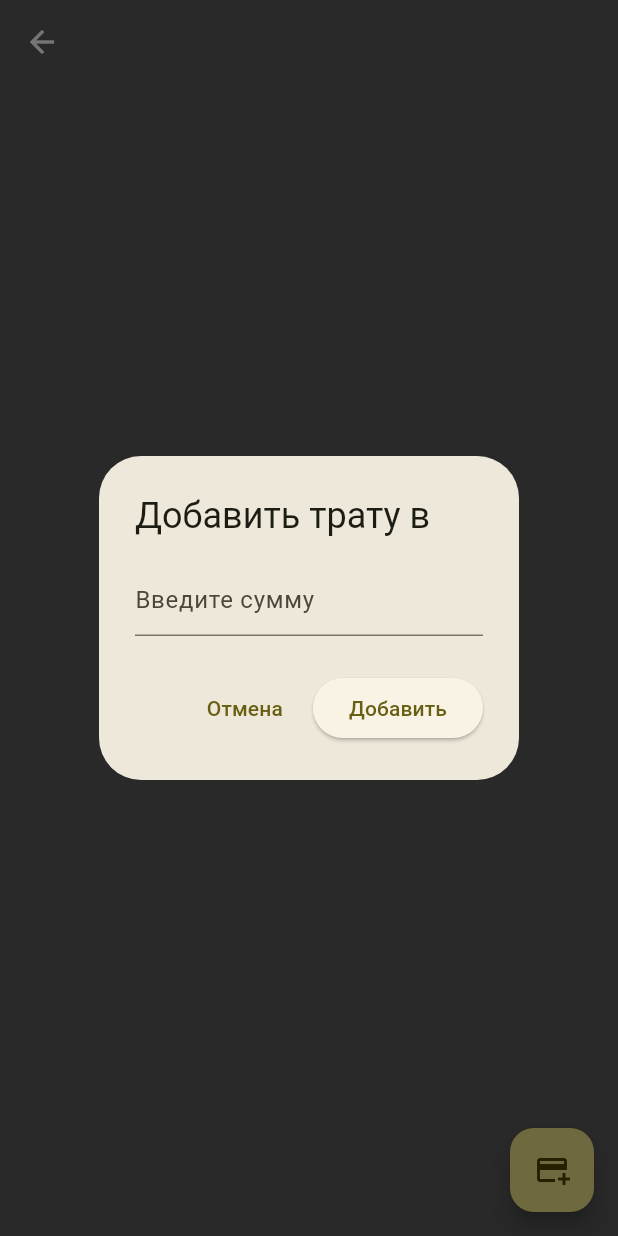
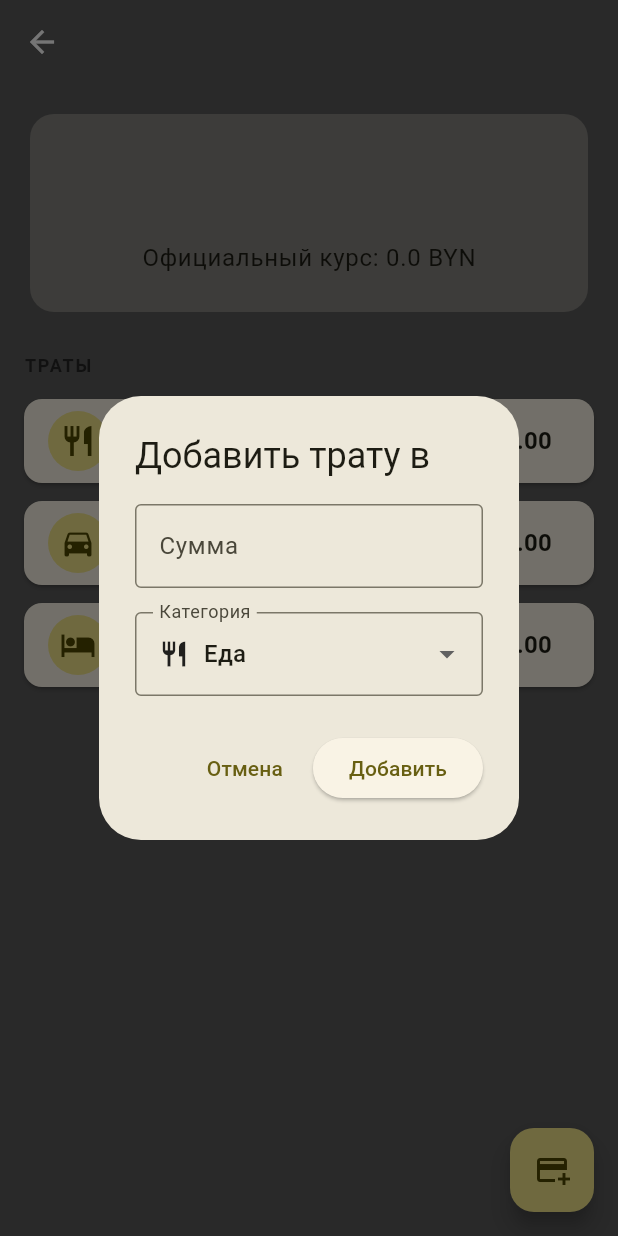
Before and after one commit to barrytotter/boga_tavel_wallet, a Flutter app: the CountryScreen screen opened directly with empty values, after a tap on the "add card" icon, on a phone screen of 412 x 824 dp. Run offline on Flutter 3.47's test engine with Material 3 defaults, Android fonts, the phone set to English and light mode, and no system bars; our stand-ins replace auto_route, dio, equatable, firebase_core, flutter_bloc, get_it and 3 more; missing offline and left inert: talker_bloc_logger, talker_dio_logger; accounts and stored records are empty; network calls fail; statements that could not run were skipped.

Commit message:
feat: implement expense categorization and category breakdown UI

```diff
--- a/lib/features/currency_single/view/country_screen.dart
+++ b/lib/features/currency_single/view/country_screen.dart
@@ -1,6 +1,6 @@
 import 'package:auto_route/annotations.dart';
 import 'package:flutter/material.dart';
-import 'package:hive_ce/hive_ce.dart';
+import 'package:hive_ce_flutter/hive_flutter.dart';
 import '../../../repositories/travel_wallet/models/travel_wallet.dart';
 
 @RoutePage()
@@ -9,28 +9,97 @@ class CountryScreen extends StatelessWidget {
 
   final TravelWallet travelWallet;
 
+  static const Map<String, (String, IconData)> categories = {
+    'food': ('Еда', Icons.restaurant),
+    'transport': ('Транспорт', Icons.directions_car),
+    'housing': ('Жилье', Icons.hotel),
+  };
+
   @override
   Widget build(BuildContext context) {
     final theme = Theme.of(context);
+    final abbr = travelWallet.abbreviation;
+
     return Scaffold(
       appBar: AppBar(title: Text(travelWallet.name)),
-      body: Center(
+      body: ValueListenableBuilder<Box<double>>(
+        valueListenable: Hive.box<double>('expenses_box').listenable(),
+        builder: (context, box, child) {
+          return ListView(
+            padding: const EdgeInsets.all(16),
+            children: [
+              Card(
+                elevation: 0,
+                color: theme.colorScheme.surfaceContainerHighest.withValues(
+                  alpha: 0.3,
+                ),
+                shape: RoundedRectangleBorder(
+                  borderRadius: BorderRadius.circular(16),
+                ),
+                child: Padding(
+                  padding: const EdgeInsets.all(24),
                   child: Column(
-          mainAxisAlignment: MainAxisAlignment.center,
                     children: [
                       Text(
-              travelWallet.abbreviation,
-              style: theme.textTheme.displayLarge,
+                        abbr,
+                        style: theme.textTheme.displayMedium?.copyWith(
+                          fontWeight: FontWeight.bold,
                         ),
-            const SizedBox(height: 16),
-            Text('Официальный курс', style: theme.textTheme.bodyMedium),
+                      ),
                       const SizedBox(height: 8),
                       Text(
-              '${travelWallet.officialRate}',
-              style: theme.textTheme.displaySmall,
+                        'Официальный курс: ${travelWallet.officialRate} BYN',
+                        style: theme.textTheme.bodyLarge,
                       ),
                     ],
                   ),
+                ),
+              ),
+              const SizedBox(height: 24),
+              // разобьём на категории
+              Text(
+                'ТРАТЫ',
+                style: theme.textTheme.labelMedium?.copyWith(
+                  color: theme.hintColor,
+                  fontWeight: FontWeight.bold,
+                  letterSpacing: 1.2,
+                ),
+              ),
+              const SizedBox(height: 8),
+
+              // Генерируем список категорий на основе карты маппинга
+              ...categories.entries.map((entry) {
+                final catKey = entry.key;
+                final (catName, catIcon) = entry.value;
+                // значение по стране
+                final spentInCategory = box.get('${abbr}_$catKey') ?? 0.0;
+
+                return Card(
+                  margin: const EdgeInsets.symmetric(vertical: 6),
+                  shape: RoundedRectangleBorder(
+                    borderRadius: BorderRadius.circular(12),
+                  ),
+                  child: ListTile(
+                    leading: CircleAvatar(
+                      backgroundColor: theme.colorScheme.primaryContainer,
+                      child: Icon(
+                        catIcon,
+                        color: theme.colorScheme.onPrimaryContainer,
+                      ),
+                    ),
+                    title: Text(catName, style: theme.textTheme.titleMedium),
+                    trailing: Text(
+                      '${spentInCategory.toStringAsFixed(2)} $abbr',
+                      style: theme.textTheme.titleMedium?.copyWith(
+                        fontWeight: FontWeight.bold,
+                      ),
+                    ),
+                  ),
+                );
+              }),
+            ],
+          );
+        },
       ),
       floatingActionButton: FloatingActionButton(
         onPressed: () => _showAddExpenseDialog(context),
@@ -42,15 +111,58 @@ class CountryScreen extends StatelessWidget {
   void _showAddExpenseDialog(BuildContext context) {
     final amountController = TextEditingController();
 
+    String selectedCategory = categories.keys.first;
+
     showDialog(
       context: context,
       builder: (context) {
+        return StatefulBuilder(
+          builder: (context, setDialogState) {
             return AlertDialog(
               title: Text('Добавить трату в ${travelWallet.abbreviation}'),
-          content: TextField(
+              content: Column(
+                mainAxisSize: MainAxisSize.min,
+                children: [
+                  // Поле ввода суммы
+                  TextField(
                     controller: amountController,
-            keyboardType: TextInputType.number,
-            decoration: InputDecoration(hintText: 'Введите сумму'),
+                    keyboardType: const TextInputType.numberWithOptions(
+                      decimal: true,
+                    ),
+                    decoration: const InputDecoration(
+                      labelText: 'Сумма',
+                      hintText: 'Введите сумму',
+                      border: OutlineInputBorder(),
+                    ),
+                  ),
+                  const SizedBox(height: 16),
+
+                  // Выпадающий список категорий
+                  DropdownButtonFormField<String>(
+                    initialValue: selectedCategory,
+                    decoration: const InputDecoration(
+                      labelText: 'Категория',
+                      border: OutlineInputBorder(),
+                    ),
+                    items: categories.entries.map((entry) {
+                      return DropdownMenuItem<String>(
+                        value: entry.key,
+                        child: Row(
+                          children: [
+                            Icon(entry.value.$2, size: 20),
+                            const SizedBox(width: 10),
+                            Text(entry.value.$1),
+                          ],
+                        ),
+                      );
+                    }).toList(),
+                    onChanged: (value) {
+                      if (value != null) {
+                        setDialogState(() => selectedCategory = value);
+                      }
+                    },
+                  ),
+                ],
               ),
               actions: [
                 TextButton(
@@ -59,17 +171,29 @@ class CountryScreen extends StatelessWidget {
                 ),
                 ElevatedButton(
                   onPressed: () {
-                final cleanText = amountController.text.replaceAll(',', '.');
+                    final cleanText = amountController.text.replaceAll(
+                      ',',
+                      '.',
+                    );
                     final enteredAmount = double.tryParse(cleanText) ?? 0.0;
 
                     if (enteredAmount > 0) {
                       final expensesBox = Hive.box<double>('expenses_box');
-                  final currentExpenses =
-                      expensesBox.get(travelWallet.abbreviation) ?? 0.0;
+                      final abbr = travelWallet.abbreviation;
 
+                      // 1. Запись категории (например: 'CNY_food')
+                      final catKey = '${abbr}_$selectedCategory';
+                      final currentCatExpenses = expensesBox.get(catKey) ?? 0.0;
                       expensesBox.put(
-                    travelWallet.abbreviation,
-                    currentExpenses + enteredAmount,
+                        catKey,
+                        currentCatExpenses + enteredAmount,
+                      );
+
+                      // 2. Запись общего тотала
+                      final currentTotalExpenses = expensesBox.get(abbr) ?? 0.0;
+                      expensesBox.put(
+                        abbr,
+                        currentTotalExpenses + enteredAmount,
                       );
                     }
                     Navigator.pop(context);
@@ -80,5 +204,7 @@ class CountryScreen extends StatelessWidget {
             );
           },
         );
+      },
+    );
   }
 }
```
Lines whose indentation alone changed are shown as unchanged.
